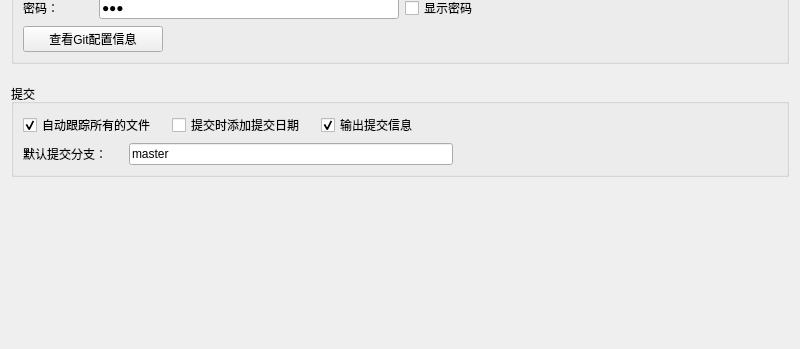
The window that IDE/Window/settingWindow/Form_settings_Git.ui (chineselixi/FireMonkeyStudio) describes before a commit, drawn with Qt 5; both pictures show x 0 to 800 and y 211 to 560 of the 800 by 560 pixel window.
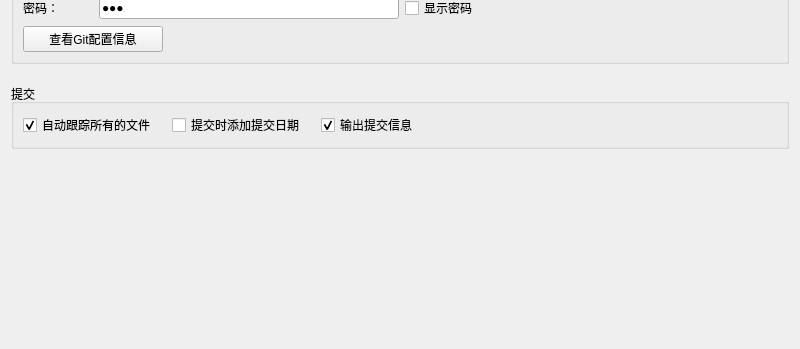
The same window after the commit.

The edit to the form file:
```diff
--- a/IDE/Window/settingWindow/Form_settings_Git.ui
+++ b/IDE/Window/settingWindow/Form_settings_Git.ui
@@ -350,47 +350,7 @@
        </layout>
       </item>
       <item>
-       <layout class="QHBoxLayout" name="horizontalLayout_3">
-        <item>
-         <widget class="QLabel" name="label_3">
-          <property name="minimumSize">
-           <size>
-            <width>100</width>
-            <height>0</height>
-           </size>
-          </property>
-          <property name="maximumSize">
-           <size>
-            <width>100</width>
-            <height>16777215</height>
-           </size>
-          </property>
-          <property name="text">
-           <string>默认提交分支：</string>
-          </property>
-         </widget>
-        </item>
-        <item>
-         <widget class="QLineEdit" name="lineEdit_master">
-          <property name="text">
-           <string>master</string>
-          </property>
-         </widget>
-        </item>
-        <item>
-         <spacer name="horizontalSpacer_2">
-          <property name="orientation">
-           <enum>Qt::Horizontal</enum>
-          </property>
-          <property name="sizeHint" stdset="0">
-           <size>
-            <width>40</width>
-            <height>20</height>
-           </size>
-          </property>
-         </spacer>
-        </item>
-       </layout>
+       <layout class="QHBoxLayout" name="horizontalLayout_3"/>
       </item>
      </layout>
     </widget>
```
